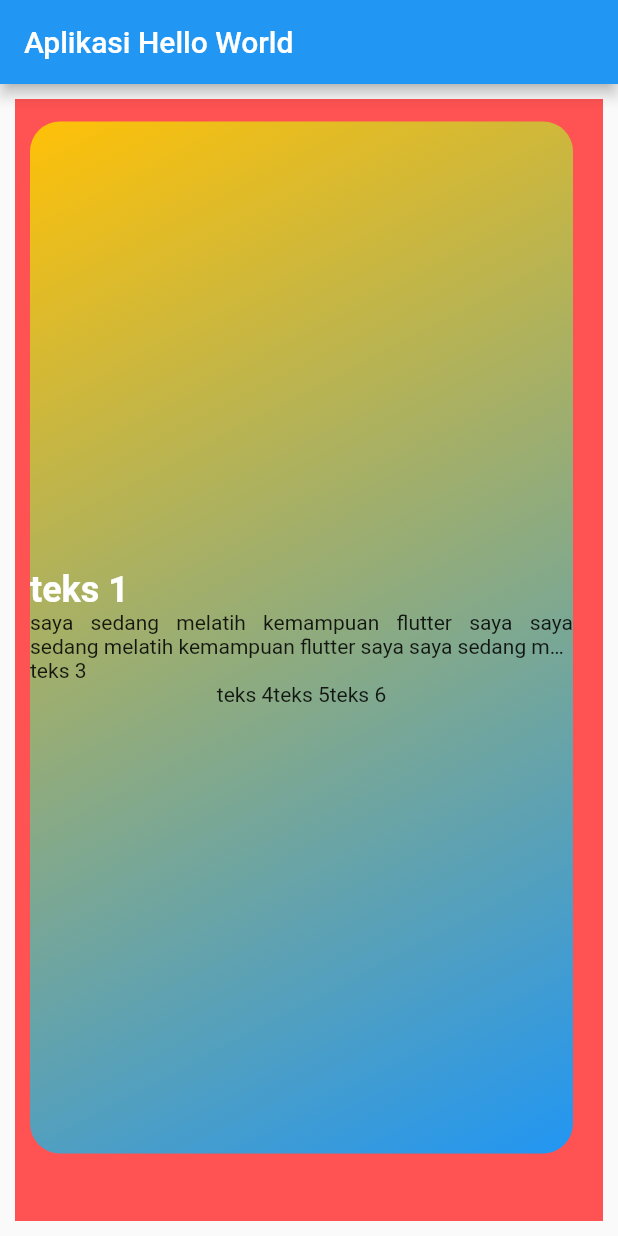
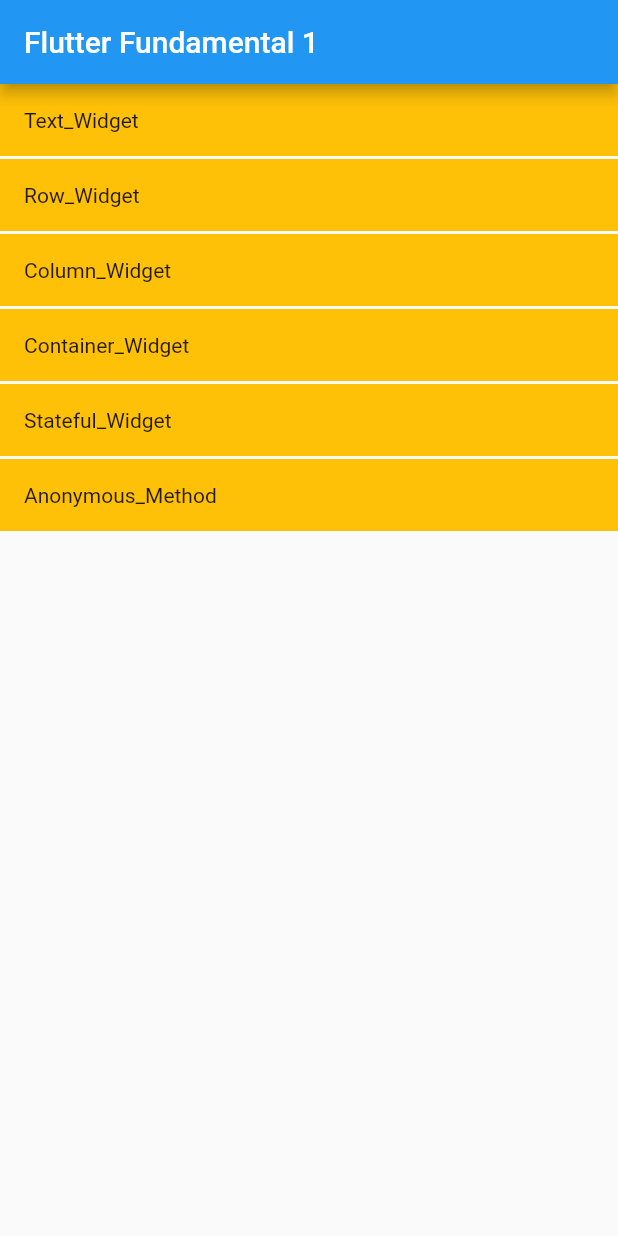
Before and after one commit to sampurnoaji/flutter_erico_chapter_1, a Flutter app: the screen it shows after launch, on a phone screen of 412 x 824 dp. Run offline on Flutter 3.47's test engine with Material 2 defaults, Android fonts, the phone set to English and light mode, and no system bars.

Commit message:
init lesson menu

```diff
--- /dev/null
+++ b/lib/lesson.dart
@@ -0,0 +1,8 @@
+enum Lesson {
+  Text_Widget,
+  Row_Widget,
+  Column_Widget,
+  Container_Widget,
+  Stateful_Widget,
+  Anonymous_Method
+}
--- a/lib/lesson/anonymous_method_app.dart
+++ /dev/null
@@ -1,41 +0,0 @@
-
-import 'package:flutter/material.dart';
-
-class AnonymousMethodApp extends StatefulWidget {
-  const AnonymousMethodApp({Key? key}) : super(key: key);
-
-  @override
-  _AnonymousMethodAppState createState() => _AnonymousMethodAppState();
-}
-
-class _AnonymousMethodAppState extends State<AnonymousMethodApp> {
-
-  String message = 'Ini adalah teks';
-
-  @override
-  Widget build(BuildContext context) {
-    return MaterialApp(
-      home: Scaffold(
-        appBar: AppBar(
-          title: Text('Anonymous Method'),
-        ),
-        body: Center(
-          child: Column(
-            mainAxisAlignment: MainAxisAlignment.center,
-            children: [
-              Text(message),
-              RaisedButton(
-                onPressed: () {
-                  setState(() {
-                    message = 'Tombol sudah ditekan';
-                  });
-                },
-                child: Text('Tekan saya'),
-              )
-            ],
-          ),
-        ),
-      ),
-    );
-  }
-}
--- /dev/null
+++ b/lib/lesson/column_widget.dart
@@ -0,0 +1,21 @@
+import 'package:erico_intro/lesson.dart';
+import 'package:flutter/material.dart';
+
+class ColumnWidget extends StatelessWidget {
+  @override
+  Widget build(BuildContext context) {
+    return Scaffold(
+      appBar: AppBar(
+        title: Text(Lesson.Column_Widget.name),
+      ),
+      body: Column(
+        mainAxisAlignment: MainAxisAlignment.center,
+        children: [
+          Text('teks 4'),
+          Text('teks 5'),
+          Text('teks 6'),
+        ],
+      )
+    );
+  }
+}
--- /dev/null
+++ b/lib/lesson/container_widget.dart
@@ -0,0 +1,28 @@
+import 'package:erico_intro/lesson.dart';
+import 'package:flutter/material.dart';
+
+class ContainerWidget extends StatelessWidget {
+  @override
+  Widget build(BuildContext context) {
+    return Scaffold(
+      appBar: AppBar(
+        title: Text(Lesson.Container_Widget.name),
+      ),
+      body: Container(
+        color: Colors.redAccent,
+        margin: EdgeInsets.all(10),
+        padding: EdgeInsets.fromLTRB(10, 15, 20, 25),
+        child: Container(
+          margin: EdgeInsets.only(bottom: 20),
+          decoration: BoxDecoration(
+              gradient: LinearGradient(
+                colors: [Colors.amber, Colors.blue],
+                begin: Alignment.topLeft,
+                end: Alignment.bottomRight,
+              ),
+              borderRadius: BorderRadius.circular(20)),
+        ),
+      )
+    );
+  }
+}
--- /dev/null
+++ b/lib/lesson/row_widget.dart
@@ -0,0 +1,21 @@
+import 'package:erico_intro/lesson.dart';
+import 'package:flutter/material.dart';
+
+class RowWidget extends StatelessWidget {
+  @override
+  Widget build(BuildContext context) {
+    return Scaffold(
+      appBar: AppBar(
+        title: Text(Lesson.Row_Widget.name),
+      ),
+      body: Row(
+        mainAxisAlignment: MainAxisAlignment.center,
+        children: [
+          Text('teks 4'),
+          Text('teks 5'),
+          Text('teks 6'),
+        ],
+      )
+    );
+  }
+}
--- a/lib/lesson/state_app.dart
+++ /dev/null
@@ -1,42 +0,0 @@
-import 'package:flutter/material.dart';
-
-class StateApp extends StatefulWidget {
-  const StateApp({Key? key}) : super(key: key);
-
-  @override
-  _StateAppState createState() => _StateAppState();
-}
-
-class _StateAppState extends State<StateApp> {
-  int number = 0;
-
-  void tambahBilangan() {
-    setState(() {
-      number = number + 1;
-    });
-  }
-
-  @override
-  Widget build(BuildContext context) {
-    return MaterialApp(
-      home: Scaffold(
-        appBar: AppBar(
-          title: Text('Stateful Widget Demo'),
-        ),
-        body: Center(
-          child: Column(
-            mainAxisAlignment: MainAxisAlignment.center,
-            children: [
-              Text(
-                number.toString(),
-                style: TextStyle(fontSize: 10 + number.toDouble()),
-              ),
-              ElevatedButton(
-                  onPressed: tambahBilangan, child: Text('Tambah Bilangan'))
-            ],
-          ),
-        ),
-      ),
-    );
-  }
-}
--- /dev/null
+++ b/lib/lesson/text_widget.dart
@@ -0,0 +1,21 @@
+import 'package:erico_intro/lesson.dart';
+import 'package:flutter/material.dart';
+
+class TextWidget extends StatelessWidget {
+  @override
+  Widget build(BuildContext context) {
+    return Scaffold(
+      appBar: AppBar(
+        title: Text(Lesson.Text_Widget.name),
+      ),
+      body: Center(
+        child: Text(
+          'saya sedang melatih kemampuan flutter saya saya sedang melatih kemampuan flutter saya saya sedang melatih kemampuan flutter saya',
+          maxLines: 2,
+          textAlign: TextAlign.justify,
+          overflow: TextOverflow.ellipsis,
+        ),
+      ),
+    );
+  }
+}
--- a/lib/main.dart
+++ b/lib/main.dart
@@ -1,61 +1,58 @@
+import 'package:erico_intro/lesson.dart';
+import 'package:erico_intro/lesson/column_widget.dart';
+import 'package:erico_intro/lesson/container_widget.dart';
+import 'package:erico_intro/lesson/row_widget.dart';
+import 'package:erico_intro/lesson/stateful_widget_page.dart';
+import 'package:erico_intro/lesson/text_widget.dart';
 import 'package:flutter/material.dart';
 
-import 'lesson/anonymous_method_app.dart';
+import 'lesson/anonymous_method_page.dart';
 
 void main() {
-  runApp(MyApp());
+  runApp(MainPage());
 }
 
-class MyApp extends StatelessWidget {
+class MainPage extends StatelessWidget {
   @override
   Widget build(BuildContext context) {
     return MaterialApp(
       home: Scaffold(
           appBar: AppBar(
-            title: Text('Aplikasi Hello World'),
+            title: Text('Flutter Fundamental 1'),
           ),
-          body: Container(
-            color: Colors.redAccent,
-            margin: EdgeInsets.all(10),
-            padding: EdgeInsets.fromLTRB(10, 15, 20, 25),
-            child: Container(
-              margin: EdgeInsets.only(bottom: 20),
-              decoration: BoxDecoration(
-                  gradient: LinearGradient(
-                    colors: [Colors.amber, Colors.blue],
-                    begin: Alignment.topLeft,
-                    end: Alignment.bottomRight,
+          body: ListView(
+            children: [
+              for (final lesson in Lesson.values)
+                Builder(
+                  builder: (context) => InkWell(
+                    onTap: () {
+                      Navigator.push(context,
+                          MaterialPageRoute(builder: (context) {
+                        switch (lesson) {
+                          case Lesson.Text_Widget:
+                            return TextWidget();
+                          case Lesson.Row_Widget:
+                            return RowWidget();
+                          case Lesson.Column_Widget:
+                            return ColumnWidget();
+                          case Lesson.Container_Widget:
+                            return ContainerWidget();
+                          case Lesson.Stateful_Widget:
+                            return StatefulWidgetPage();
+                          case Lesson.Anonymous_Method:
+                            return AnonymousMethodPage();
+                        }
+                      }));
+                    },
+                    child: Container(
+                      color: Colors.amber,
+                      margin: EdgeInsets.only(bottom: 2),
+                      padding: EdgeInsets.all(16),
+                      child: Text(lesson.name.toString()),
+                    ),
                   ),
-                  borderRadius: BorderRadius.circular(20)),
-              child: Column(
-                mainAxisAlignment: MainAxisAlignment.center,
-                crossAxisAlignment: CrossAxisAlignment.start,
-                children: [
-                  Text(
-                    'teks 1',
-                    style: TextStyle(
-                        color: Colors.white,
-                        fontSize: 24,
-                        fontWeight: FontWeight.w700),
-                  ),
-                  Text(
-                    'saya sedang melatih kemampuan flutter saya saya sedang melatih kemampuan flutter saya saya sedang melatih kemampuan flutter saya',
-                    maxLines: 2,
-                    textAlign: TextAlign.justify,
-                    overflow: TextOverflow.ellipsis,
-                  ),
-                  Text('teks 3'),
-                  Row(
-                    mainAxisAlignment: MainAxisAlignment.center,
-                    children: [
-                      Text('teks 4'),
-                      Text('teks 5'),
-                      Text('teks 6'),
-                    ],
-                  )
-                ],
-              ),
-            ),
+                )
+            ],
           )),
     );
   }
```
Also changed, not shown: lib/lesson/anonymous_method_page.dart (added, +35 -0 lines), lib/lesson/stateful_widget_page.dart (added, +38 -0 lines), 1 other file.
